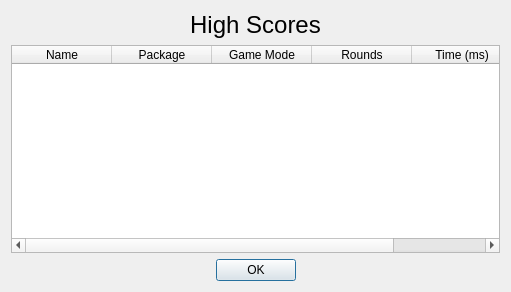
Old version of the form ui/highscores.ui in the repository tdauth/gustavsfairyland.
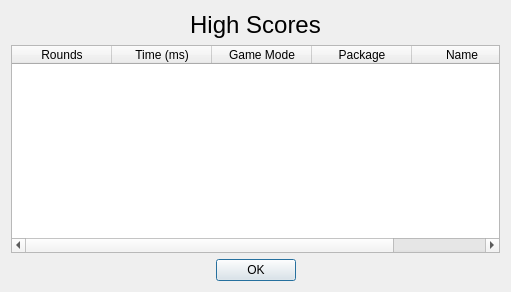
New version of the form.

```diff
--- a/ui/highscores.ui
+++ b/ui/highscores.ui
@@ -55,21 +55,6 @@
      <attribute name="verticalHeaderStretchLastSection">
       <bool>true</bool>
      </attribute>
-     <column>
-      <property name="text">
-       <string>Name</string>
-      </property>
-     </column>
-     <column>
-      <property name="text">
-       <string>Package</string>
-      </property>
-     </column>
-     <column>
-      <property name="text">
-       <string>Game Mode</string>
-      </property>
-     </column>
      <column>
       <property name="text">
        <string>Rounds</string>
@@ -80,6 +65,21 @@
        <string>Time (ms)</string>
       </property>
      </column>
+     <column>
+      <property name="text">
+       <string>Game Mode</string>
+      </property>
+     </column>
+     <column>
+      <property name="text">
+       <string>Package</string>
+      </property>
+     </column>
+     <column>
+      <property name="text">
+       <string>Name</string>
+      </property>
+     </column>
     </widget>
    </item>
    <item row="2" column="0">
```
